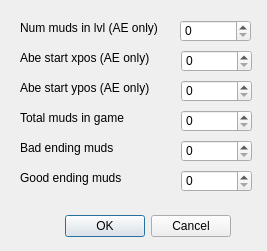
The window that Source/pathdataeditordialog.ui (AliveTeam/qt-editor) describes before a commit, drawn with Qt 5.
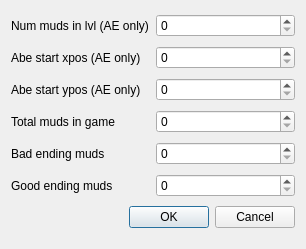
The same window after the commit.

Commit message: Resize dialog's properly and remove the "?" window buttons from the dialog's

Diff of the .ui file:
```diff
--- a/Source/pathdataeditordialog.ui
+++ b/Source/pathdataeditordialog.ui
@@ -6,185 +6,109 @@
    <rect>
     <x>0</x>
     <y>0</y>
-    <width>267</width>
-    <height>251</height>
+    <width>306</width>
+    <height>249</height>
    </rect>
   </property>
   <property name="windowTitle">
    <string>Path Data Editor</string>
   </property>
-  <widget class="QDialogButtonBox" name="buttonBox">
-   <property name="geometry">
-    <rect>
-     <x>20</x>
-     <y>210</y>
-     <width>211</width>
-     <height>32</height>
-    </rect>
-   </property>
-   <property name="orientation">
-    <enum>Qt::Horizontal</enum>
-   </property>
-   <property name="standardButtons">
-    <set>QDialogButtonBox::Cancel|QDialogButtonBox::Ok</set>
-   </property>
-  </widget>
-  <widget class="QSpinBox" name="spnNumMudsInLvl">
-   <property name="geometry">
-    <rect>
-     <x>180</x>
-     <y>20</y>
-     <width>71</width>
-     <height>22</height>
-    </rect>
-   </property>
-   <property name="maximum">
-    <number>9999</number>
-   </property>
-  </widget>
+  <layout class="QGridLayout" name="gridLayout">
+   <item row="0" column="0">
   <widget class="QLabel" name="label">
-   <property name="geometry">
-    <rect>
-     <x>20</x>
-     <y>20</y>
-     <width>141</width>
-     <height>16</height>
-    </rect>
-   </property>
    <property name="text">
     <string>Num muds in lvl (AE only)</string>
    </property>
   </widget>
+   </item>
+   <item row="0" column="1">
+    <widget class="QSpinBox" name="spnNumMudsInLvl">
+     <property name="maximum">
+      <number>9999</number>
+     </property>
+    </widget>
+   </item>
+   <item row="1" column="0">
   <widget class="QLabel" name="label_2">
-   <property name="geometry">
-    <rect>
-     <x>20</x>
-     <y>50</y>
-     <width>141</width>
-     <height>16</height>
-    </rect>
-   </property>
    <property name="text">
     <string>Abe start xpos (AE only)</string>
    </property>
   </widget>
+   </item>
+   <item row="1" column="1">
+    <widget class="QSpinBox" name="spnAbeStartXPos">
+     <property name="maximum">
+      <number>999999</number>
+     </property>
+    </widget>
+   </item>
+   <item row="2" column="0">
   <widget class="QLabel" name="label_3">
-   <property name="geometry">
-    <rect>
-     <x>20</x>
-     <y>80</y>
-     <width>141</width>
-     <height>16</height>
-    </rect>
-   </property>
    <property name="text">
     <string>Abe start ypos (AE only)</string>
    </property>
   </widget>
+   </item>
+   <item row="2" column="1">
+    <widget class="QSpinBox" name="spnAbeStartYPos">
+     <property name="maximum">
+      <number>999999</number>
+     </property>
+    </widget>
+   </item>
+   <item row="3" column="0">
   <widget class="QLabel" name="label_4">
-   <property name="geometry">
-    <rect>
-     <x>20</x>
-     <y>110</y>
-     <width>141</width>
-     <height>16</height>
-    </rect>
-   </property>
    <property name="text">
     <string>Total muds in game</string>
    </property>
   </widget>
+   </item>
+   <item row="3" column="1">
+    <widget class="QSpinBox" name="spnTotalMudsInGame">
+     <property name="maximum">
+      <number>9999</number>
+     </property>
+    </widget>
+   </item>
+   <item row="4" column="0">
   <widget class="QLabel" name="label_5">
-   <property name="geometry">
-    <rect>
-     <x>20</x>
-     <y>140</y>
-     <width>141</width>
-     <height>16</height>
-    </rect>
-   </property>
    <property name="text">
     <string>Bad ending muds</string>
    </property>
   </widget>
+   </item>
+   <item row="4" column="1">
+    <widget class="QSpinBox" name="spnBadEndingMuds">
+     <property name="maximum">
+      <number>9999</number>
+     </property>
+    </widget>
+   </item>
+   <item row="5" column="0">
   <widget class="QLabel" name="label_6">
-   <property name="geometry">
-    <rect>
-     <x>20</x>
-     <y>170</y>
-     <width>141</width>
-     <height>16</height>
-    </rect>
-   </property>
    <property name="text">
     <string>Good ending muds</string>
    </property>
   </widget>
-  <widget class="QSpinBox" name="spnAbeStartXPos">
-   <property name="geometry">
-    <rect>
-     <x>181</x>
-     <y>50</y>
-     <width>71</width>
-     <height>22</height>
-    </rect>
-   </property>
-   <property name="maximum">
-    <number>999999</number>
-   </property>
-  </widget>
-  <widget class="QSpinBox" name="spnAbeStartYPos">
-   <property name="geometry">
-    <rect>
-     <x>181</x>
-     <y>80</y>
-     <width>71</width>
-     <height>22</height>
-    </rect>
-   </property>
-   <property name="maximum">
-    <number>999999</number>
-   </property>
-  </widget>
-  <widget class="QSpinBox" name="spnTotalMudsInGame">
-   <property name="geometry">
-    <rect>
-     <x>181</x>
-     <y>110</y>
-     <width>71</width>
-     <height>22</height>
-    </rect>
-   </property>
-   <property name="maximum">
-    <number>9999</number>
-   </property>
-  </widget>
-  <widget class="QSpinBox" name="spnBadEndingMuds">
-   <property name="geometry">
-    <rect>
-     <x>181</x>
-     <y>140</y>
-     <width>71</width>
-     <height>22</height>
-    </rect>
-   </property>
-   <property name="maximum">
-    <number>9999</number>
-   </property>
-  </widget>
+   </item>
+   <item row="5" column="1">
   <widget class="QSpinBox" name="spnGoodEndingMuds">
-   <property name="geometry">
-    <rect>
-     <x>181</x>
-     <y>170</y>
-     <width>71</width>
-     <height>22</height>
-    </rect>
-   </property>
    <property name="maximum">
     <number>9999</number>
    </property>
   </widget>
+   </item>
+   <item row="6" column="0" colspan="2">
+    <widget class="QDialogButtonBox" name="buttonBox">
+     <property name="orientation">
+      <enum>Qt::Horizontal</enum>
+     </property>
+     <property name="standardButtons">
+      <set>QDialogButtonBox::Cancel|QDialogButtonBox::Ok</set>
+     </property>
+    </widget>
+   </item>
+  </layout>
  </widget>
  <resources/>
  <connections>
```
Lines whose indentation alone changed are shown as unchanged. The commit also changes 15 other files.
